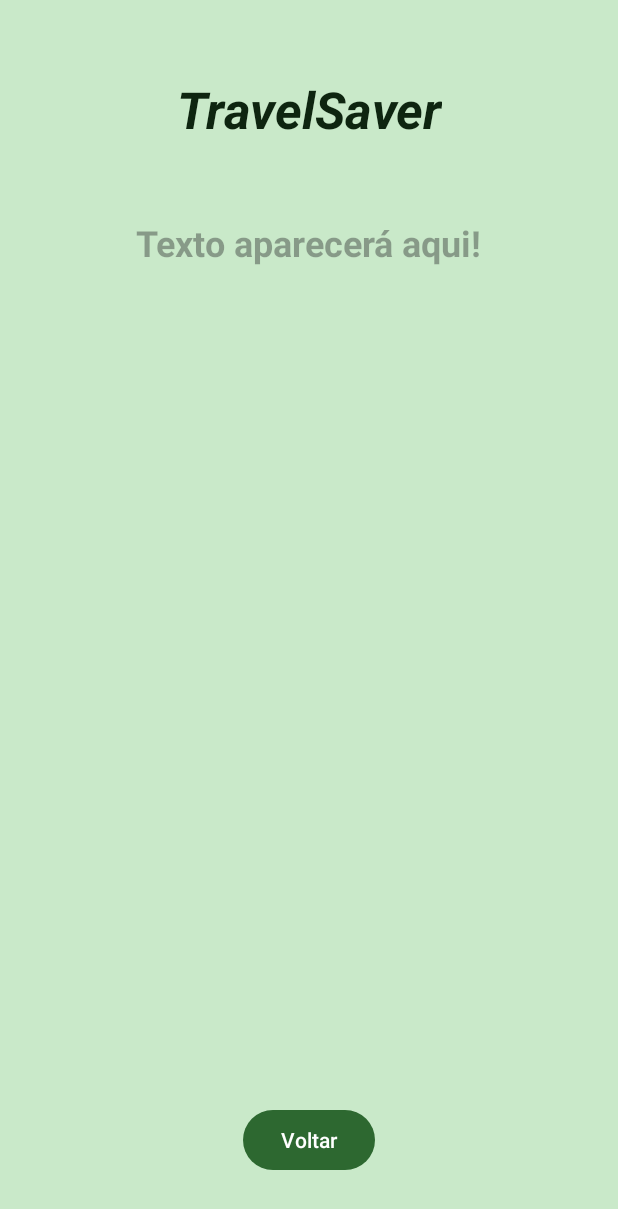
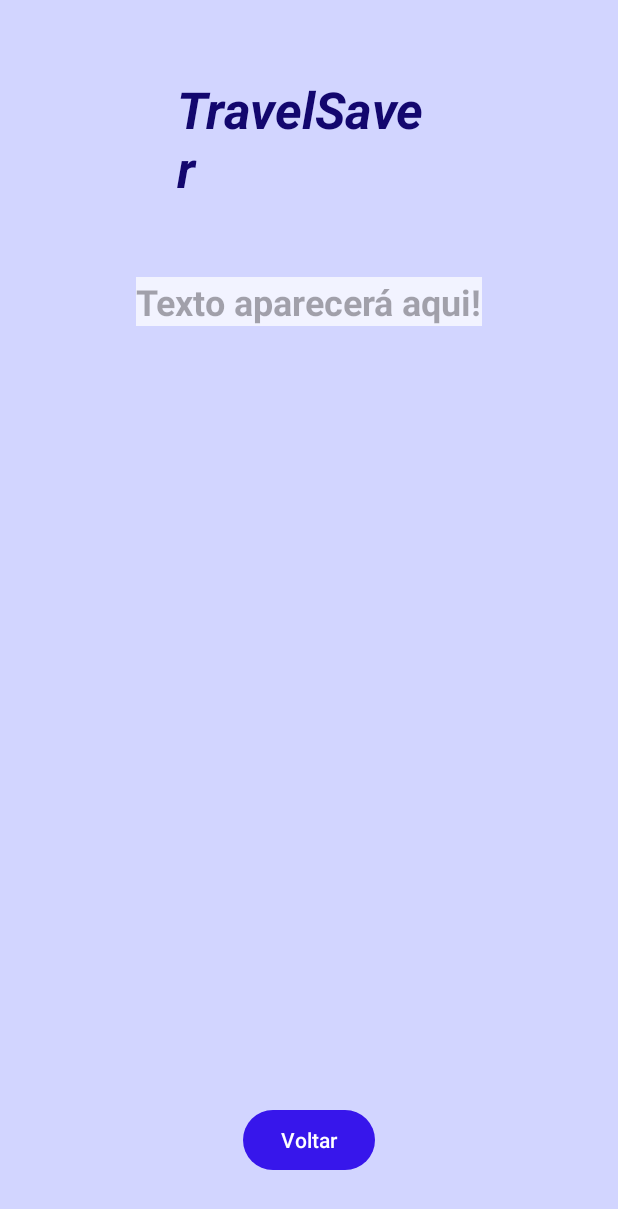
Before and after one commit to DanielCarolino89/Kotlin-App-TravelSaver, an Android app: the MainActivity12 screen opened directly, with no data from a screen before it, on a phone screen of 412 x 824 dp. Shown: the top 1209 px of the screen. Run offline under Robolectric (Android 15) with nearby library versions, the phone set to English and light mode, and no system bars; 1 statement that could not run was skipped.

Commit message:
Initial commit

```diff
--- a/app/src/main/res/layout/activity_main12.xml
+++ b/app/src/main/res/layout/activity_main12.xml
@@ -10,7 +10,7 @@
 
     <TextView
         android:id="@+id/textView12"
-        android:layout_width="wrap_content"
+        android:layout_width="176dp"
         android:layout_height="wrap_content"
         android:layout_marginTop="50dp"
         android:text="TravelSaver"
@@ -25,7 +25,10 @@
         android:id="@+id/textResposta"
         android:layout_width="wrap_content"
         android:layout_height="wrap_content"
+        android:layout_marginStart="16dp"
         android:layout_marginTop="50dp"
+        android:layout_marginEnd="16dp"
+        android:background="@color/fundo"
         android:gravity="start"
         android:hint="Texto aparecerá aqui!"
         android:textColor="@color/textblack"
--- a/app/src/main/res/values/colors.xml
+++ b/app/src/main/res/values/colors.xml
@@ -2,8 +2,9 @@
 <resources>
     <color name="black">#FF000000</color>
     <color name="white">#FFFFFFFF</color>
-    <color name="background">#c9e9c9</color>
-    <color name="textcolor">#368339</color>
-    <color name="textblack">#0e2510</color>
-    <color name="buttoncolor">#2d6830</color>
+    <color name="background">#d2d5ff</color>
+    <color name="textcolor">#3d1fff</color>
+    <color name="textblack">#13076e</color>
+    <color name="buttoncolor">#3716eb</color>
+    <color name="fundo">#f2f3ff</color>
 </resources>
```
Also changed, not shown: app/src/main/res/layout/activity_main14.xml (+7 -3 lines).
